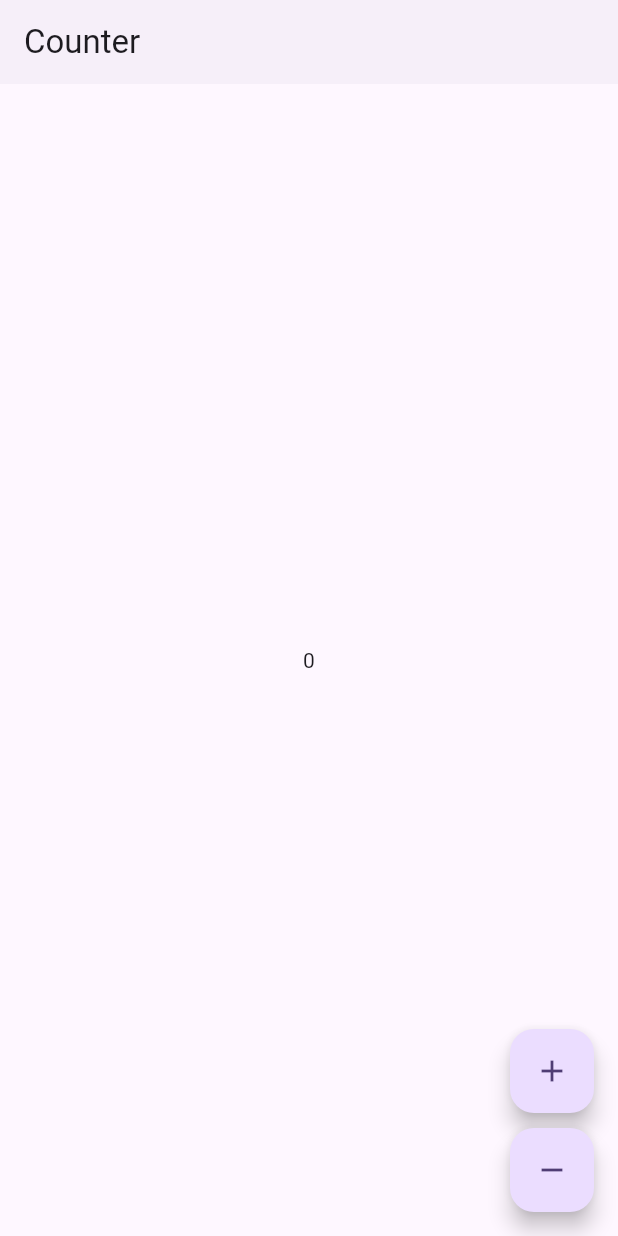
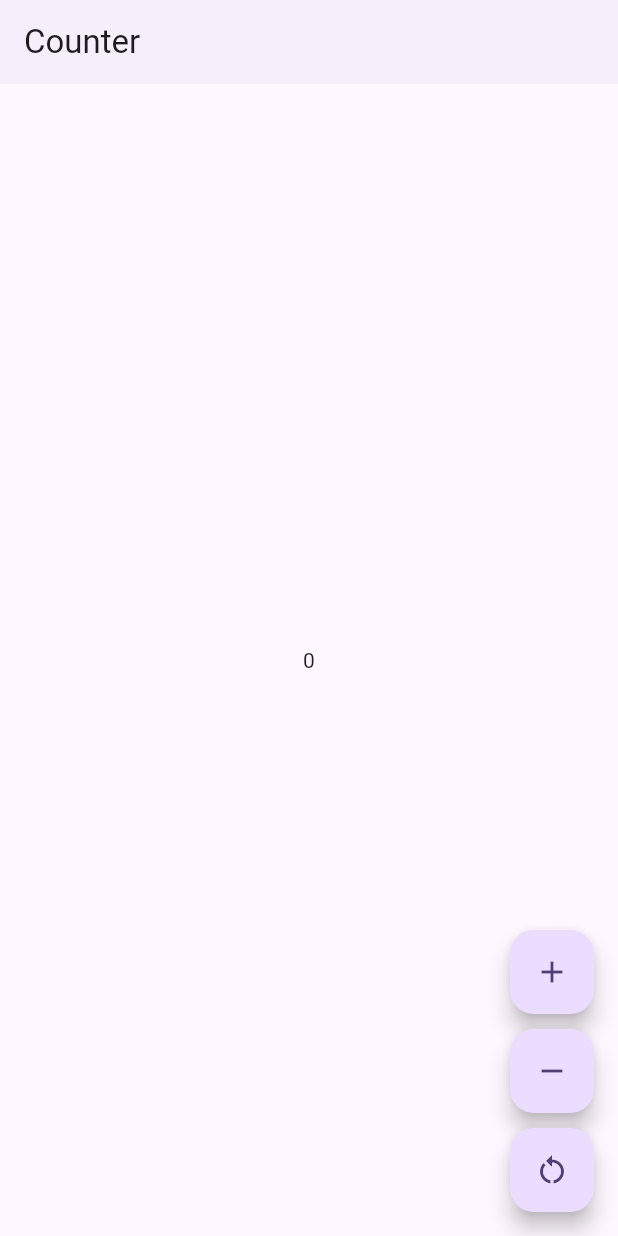
Before and after one commit to briankaboyi/provider_app, a Flutter app: the screen it shows after launch, after a tap on the "add" icon, after a tap on the "remove" icon, on a phone screen of 412 x 824 dp. Run offline on Flutter 3.47's test engine with Material 3 defaults, Android fonts, the phone set to English and light mode, and no system bars.

Commit message:
added reset button to counter page: refactored code to be cleaner

```diff
--- /dev/null
+++ b/lib/controllers/counter_screen_controller.dart
@@ -0,0 +1,6 @@
+import 'package:provider/provider.dart';
+import 'package:provider_application/providers/counter_provider.dart';
+
+class CounterScreenController {
+
+}
--- a/lib/providers/counter_provider.dart
+++ b/lib/providers/counter_provider.dart
@@ -15,4 +15,8 @@ class CounterProvider extends ChangeNotifier {
     numValue --;
     notifyListeners();
   }
+  void reset(){
+    numValue=0;
+    notifyListeners();
+  }
 }
--- a/lib/screens/counter_screen.dart
+++ b/lib/screens/counter_screen.dart
@@ -1,13 +1,18 @@
 import 'package:flutter/material.dart';
 import 'package:flutter/widgets.dart';
 import 'package:provider/provider.dart';
+import 'package:provider_application/controllers/counter_screen_controller.dart';
 import 'package:provider_application/providers/counter_provider.dart';
 
 class CounterScreen extends StatelessWidget {
   const CounterScreen({super.key});
 
+
   @override
   Widget build(BuildContext context) {
+    final counter =context.read<CounterProvider>();
+    final counterProvider = context.watch<CounterProvider>();
+
     return Scaffold(
       appBar: AppBar(
         title: Text("Counter"),
@@ -16,7 +21,9 @@ class CounterScreen extends StatelessWidget {
       ),
       body: Column(
         mainAxisAlignment: MainAxisAlignment.center,
-        children: [Center(child: Text(context.watch<CounterProvider>().numValue.toString()))],
+        children: [
+          Center(child: Text(counterProvider.numValue.toString()))
+        ],
       ),
       floatingActionButton: Column(
         mainAxisSize: MainAxisSize.min,
@@ -24,16 +31,20 @@ class CounterScreen extends StatelessWidget {
         children: [
           FloatingActionButton(
             onPressed: () {
-              context.read<CounterProvider>().increment();
+              counter.increment();
             },
             child: Icon(Icons.add),
           ),
           FloatingActionButton(
             onPressed: () {
-              context.read<CounterProvider>().decrement();
+              counter.decrement();
             },
             child: Icon(Icons.remove),
           ),
+          FloatingActionButton(onPressed: (){
+           counter.reset();
+          },
+          child: Icon(Icons.restart_alt),)
         ],
       ),
     );
```
